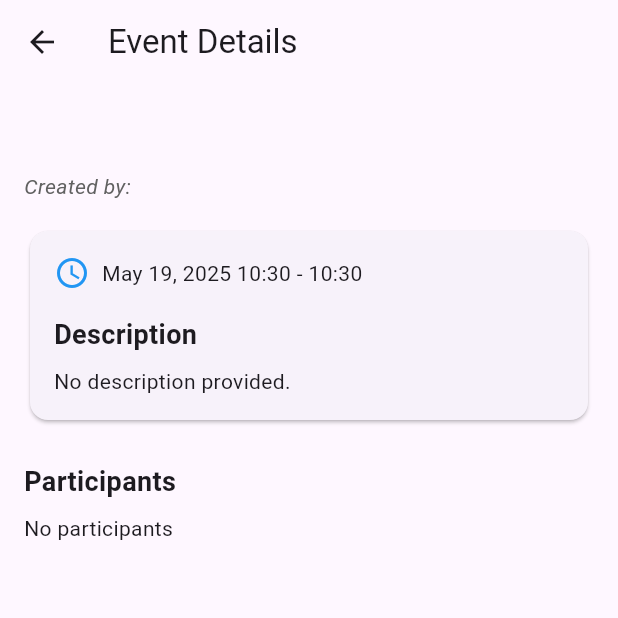
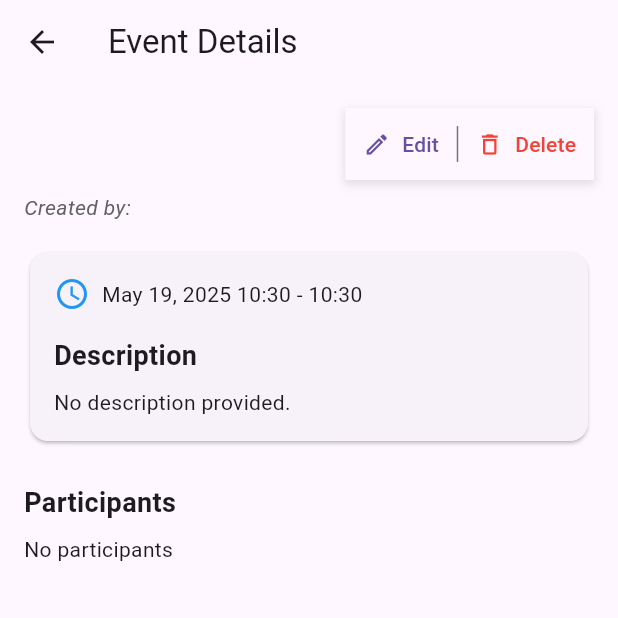
Before and after one commit to thomasbrowne0/CalendarProjectV2, a Flutter app: the EventDetailsScreen screen opened directly with empty values, on a phone screen of 412 x 824 dp, the top half of it. Run offline on Flutter 3.47's test engine with Material 3 defaults, Android fonts, the phone set to English and light mode, and no system bars; our stand-ins replace equatable, flutter_bloc, jwt_decoder, shared_preferences, table_calendar; accounts and stored records are empty.

Commit message:
edit + delete events frontend implementation

```diff
--- a/frontend/calendar_app/lib/main.dart
+++ b/frontend/calendar_app/lib/main.dart
@@ -71,12 +71,12 @@ class MyApp extends StatelessWidget {
                   visualDensity: VisualDensity.adaptivePlatformDensity,
                   brightness: Brightness.light,
                 ),
-                darkTheme: ThemeData(
+                /*darkTheme: ThemeData(
                   primarySwatch: Colors.blue,
                   visualDensity: VisualDensity.adaptivePlatformDensity,
                   brightness: Brightness.dark,
                 ),
-                themeMode: ThemeMode.system,
+                themeMode: ThemeMode.system,*/
                 home: auth.isAuth
                     ? (auth.isCompanyOwner
                         ? const CompanyOwnerHomeScreen()
--- a/frontend/calendar_app/lib/screens/event_details_screen.dart
+++ b/frontend/calendar_app/lib/screens/event_details_screen.dart
@@ -1,6 +1,11 @@
 import 'package:flutter/material.dart';
 import 'package:calendar_app/models/calendar_event.dart';
 import 'package:intl/intl.dart';
+import 'package:provider/provider.dart';
+import 'package:calendar_app/providers/auth_provider.dart';
+import 'package:calendar_app/providers/company_provider.dart';
+import 'package:calendar_app/cubit/calendar_cubit.dart';
+import 'package:calendar_app/screens/edit_event_screen.dart';
 
 class EventDetailsScreen extends StatelessWidget {
   final CalendarEvent event;
@@ -11,6 +16,12 @@ class EventDetailsScreen extends StatelessWidget {
   Widget build(BuildContext context) {
     final dateFormat = DateFormat('MMM dd, yyyy');
     final timeFormat = DateFormat('HH:mm');
+    final authProvider = Provider.of<AuthProvider>(context, listen: false);
+    final companyProvider = Provider.of<CompanyProvider>(context, listen: false);
+
+    final isCompanyOwner = authProvider.user?.isCompanyOwner ?? false;
+    final isEventCreator = event.createdById == authProvider.user?.id;
+    final canModifyEvent = isCompanyOwner || isEventCreator;
 
     return Scaffold(
       appBar: AppBar(
@@ -21,12 +32,61 @@ class EventDetailsScreen extends StatelessWidget {
         child: Column(
           crossAxisAlignment: CrossAxisAlignment.start,
           children: [
-            Text(
+            Row(
+              mainAxisAlignment: MainAxisAlignment.spaceBetween,
+              children: [
+                Expanded(
+                  child: Text(
                     event.title,
                     style: const TextStyle(
                       fontSize: 24,
                       fontWeight: FontWeight.bold,
                     ),
+                  ),
+                ),
+                if (canModifyEvent)
+                  Container(
+                    decoration: BoxDecoration(
+                      color: Theme.of(context).cardColor,
+                      boxShadow: [
+                        BoxShadow(
+                          color: Theme.of(context).shadowColor.withOpacity(0.1),
+                          spreadRadius: 1,
+                          blurRadius: 4,
+                          offset: const Offset(0, 2),
+                        ),
+                      ],
+                    ),
+                    child: Row(
+                      mainAxisSize: MainAxisSize.min,
+                      children: [
+                        TextButton.icon(
+                          onPressed: () => _editEvent(context),
+                          icon: const Icon(Icons.edit_outlined),
+                          label: const Text('Edit'),
+                          style: TextButton.styleFrom(
+                            foregroundColor: Theme.of(context).primaryColor,
+                            padding: const EdgeInsets.symmetric(horizontal: 12),
+                          ),
+                        ),
+                        Container(
+                          height: 24,
+                          width: 1,
+                          color: Theme.of(context).dividerColor,
+                        ),
+                        TextButton.icon(
+                          onPressed: () => _deleteEvent(context),
+                          icon: const Icon(Icons.delete_outline),
+                          label: const Text('Delete'),
+                          style: TextButton.styleFrom(
+                            foregroundColor: Colors.red,
+                            padding: const EdgeInsets.symmetric(horizontal: 12),
+                          ),
+                        ),
+                      ],
+                    ),
+                  ),
+              ],
             ),
             const SizedBox(height: 8),
             Text(
@@ -106,4 +166,56 @@ class EventDetailsScreen extends StatelessWidget {
       ),
     );
   }
+
+  void _editEvent(BuildContext context) async {
+    final result = await Navigator.push(
+      context,
+      MaterialPageRoute(
+        builder: (context) => EditEventScreen(event: event),
+      ),
+    );
+
+    if (result == true && context.mounted) {
+      Navigator.of(context).pop();
     }
+  }
+
+  void _deleteEvent(BuildContext context) async {
+    final confirm = await showDialog<bool>(
+      context: context,
+      builder: (ctx) => AlertDialog(
+        title: const Text('Delete Event'),
+        content: const Text('Are you sure you want to delete this event?'),
+        actions: [
+          TextButton(
+            onPressed: () => Navigator.of(ctx).pop(false),
+            child: const Text('CANCEL'),
+          ),
+          TextButton(
+            onPressed: () => Navigator.of(ctx).pop(true),
+            style: TextButton.styleFrom(foregroundColor: Colors.red),
+            child: const Text('DELETE'),
+          ),
+        ],
+      ),
+    );
+
+    if (confirm == true && context.mounted) {
+      try {
+        final companyId = Provider.of<CompanyProvider>(context, listen: false)
+            .selectedCompany!
+            .id;
+        await context.read<CalendarCubit>().deleteEvent(companyId, event.id);
+        if (context.mounted) {
+          Navigator.of(context).pop();
+        }
+      } catch (error) {
+        if (context.mounted) {
+          ScaffoldMessenger.of(context).showSnackBar(
+            SnackBar(content: Text('Failed to delete event: ${error.toString()}')),
+          );
+        }
+      }
+    }
+  }
+}
```
Also changed, not shown: frontend/calendar_app/lib/cubit/calendar_cubit.dart (+34 -0 lines), frontend/calendar_app/lib/screens/edit_event_screen.dart (added, +185 -0 lines), frontend/calendar_app/lib/services/api_service.dart (+23 -0 lines). Lines whose indentation alone changed are shown as unchanged.
